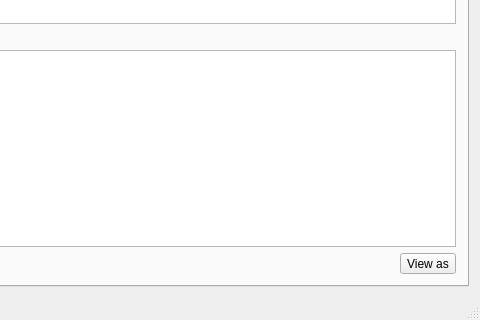
Qt form MainWnd.ui (SneWs/Httper) before a commit; both pictures show x 192 to 672 and y 300 to 620 of the 672 by 620 pixel window.
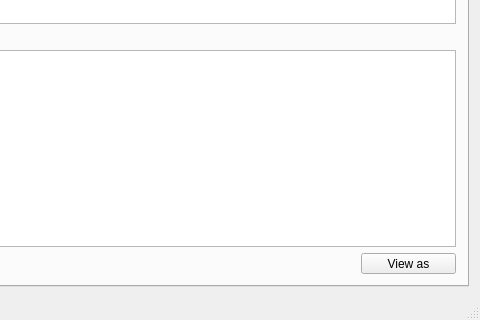
The same form after that commit. The open tabs and pages were chosen to show the change. Icons and pictures are not drawn.

Commit message: Hooking up initial and very very basic HTTP get handling. Tweaking some more UI elements and layouts

```diff
--- a/MainWnd.ui
+++ b/MainWnd.ui
@@ -442,6 +442,12 @@
           </item>
           <item>
            <widget class="QToolButton" name="btnViewContentAs">
+            <property name="minimumSize">
+             <size>
+              <width>95</width>
+              <height>0</height>
+             </size>
+            </property>
             <property name="text">
              <string>View as</string>
             </property>
```
Left out of the diff: 42 changed lines with no effect on the pictures. The commit also changes 2 other files.
